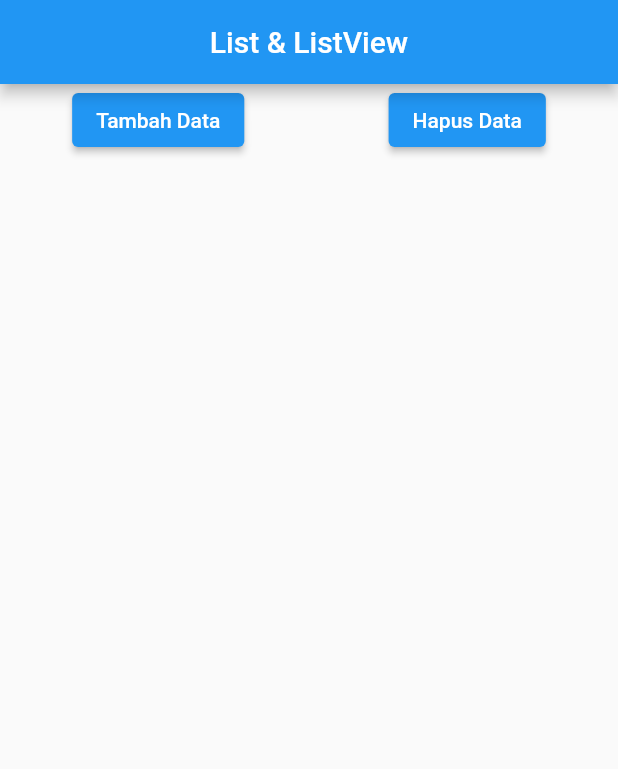
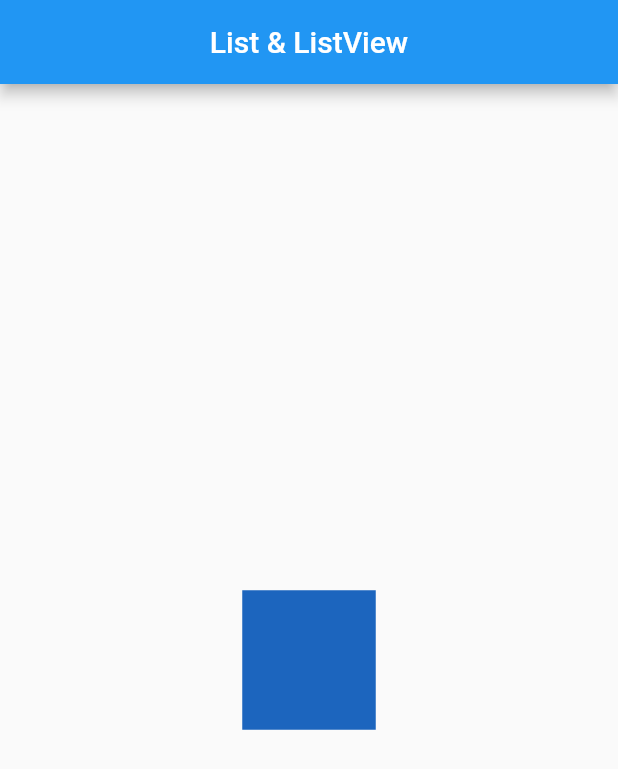
Before and after one commit to AlfonsInfo/Flutter-Learning-Journey, a Flutter app: the screen it shows after launch, on a phone screen of 412 x 824 dp. Shown: the top 769 px of the screen. Run offline on Flutter 3.47's test engine with Material 2 defaults, Android fonts, the phone set to English and light mode, and no system bars.

Commit message:
Gesture Dectetor, Random, Animated Container

```diff
--- a/lib/main.dart
+++ b/lib/main.dart
@@ -1,4 +1,5 @@
 import 'package:flutter/material.dart';
+import 'dart:math';
 
 void main() {
   runApp(const MyApp());
@@ -12,42 +13,28 @@
 }
 
 class _MyAppState extends State<MyApp> {
-  List<Widget> widgets = [];
+  Random random = Random();
   int counter = 0;
-
-
 
   @override
   Widget build(BuildContext context) {
     return MaterialApp(
-      home: Scaffold(
-        appBar: AppBar(title: Center(child: Text("List & ListView"))),
-        body: ListView(children: <Widget>[
-          Row(
-          mainAxisAlignment: MainAxisAlignment.spaceAround, // sisa space dibagi rata
-          children : <Widget> [
-          ElevatedButton(child: Text("Tambah Data"), onPressed: ()
-          {
-            setState(() {
-              widgets.add(Text("Data ke-" + counter.toString()));
-              counter++;
-            });
-          }),
-          ElevatedButton(child: Text("Hapus Data"),onPressed: (){
-            setState(() {
-            widgets.removeLast();
-            counter--;
-            });
-          },)
-          ]
-          ),
-          Column(
-            crossAxisAlignment: CrossAxisAlignment.start,
-            children: widgets,)
-          ]
-        )
-      ),
-    );
+        home: Scaffold(
+            appBar: AppBar(title: Center(child: Text("List & ListView"))),
+            body: Center(
+              child: GestureDetector(
+                onTap: () {
+                  setState(() {});
+                },
+                child: AnimatedContainer(
+                  duration: Duration(seconds: 1),
+                  color: Color.fromARGB(255, random.nextInt(256),
+                      random.nextInt(256), random.nextInt(256)),
+                  width: 50.0 + random.nextInt(101),
+                  height: 50.0 + random.nextInt(101),
+                ),
+              ),
+            )));
   }
 }
 //STL -> Shortcut stateless widget.
```
